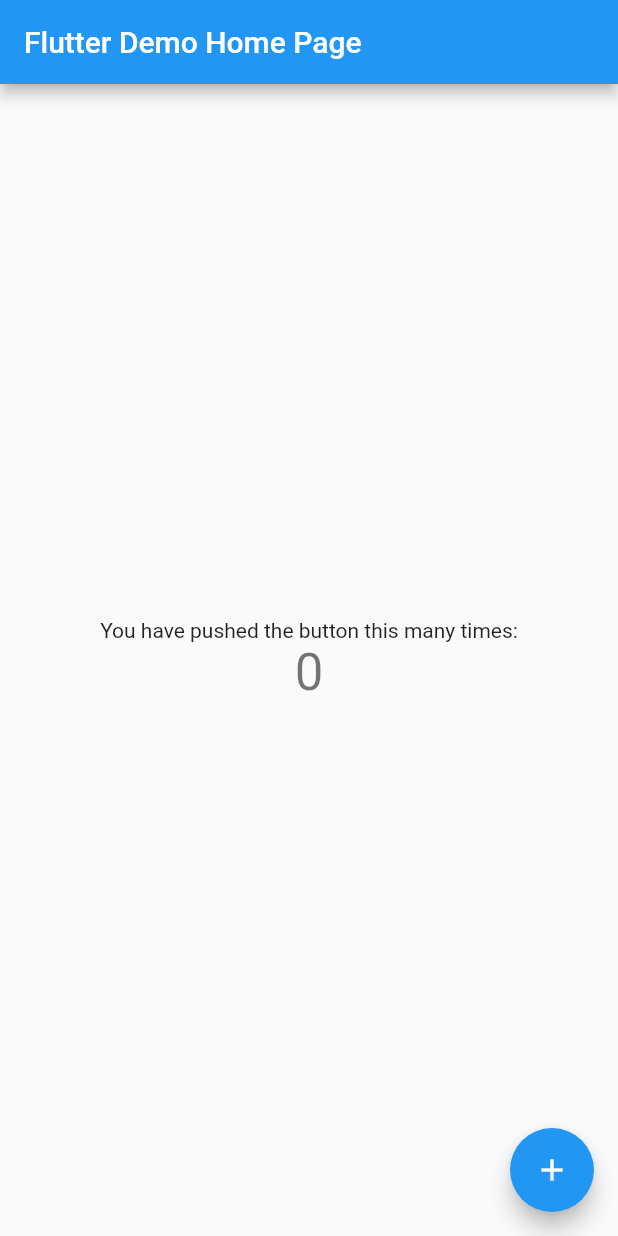
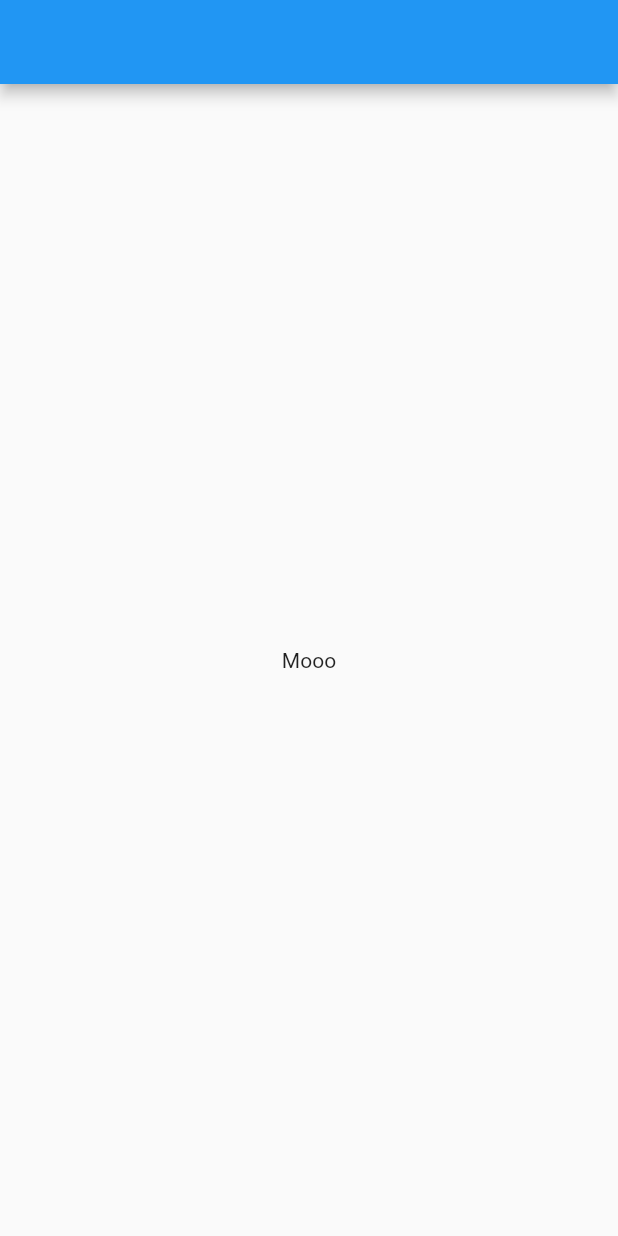
Before and after one commit to mohamed-rawash/braekingbad_flutter_with_bloc, a Flutter app: the screen it shows after launch, on a phone screen of 412 x 824 dp. Run offline on Flutter 3.47's test engine with Material 2 defaults, Android fonts, the phone set to English and light mode, and no system bars; our stand-ins replace bloc; statements that could not run were skipped.

Commit message:
added constance and Routes

```diff
--- /dev/null
+++ b/lib/app_router.dart
@@ -0,0 +1,15 @@
+import 'package:breaking_flutter/presentation/screens/character_details_screen.dart';
+import 'package:breaking_flutter/presentation/screens/characters_screen.dart';
+import 'package:breaking_flutter/uitls/constance/strings.dart';
+import 'package:flutter/material.dart';
+
+class AppRouter{
+  Route? generateRoute(RouteSettings settings) {
+    switch (settings.name) {
+      case charactersScreen:
+        return MaterialPageRoute(builder: (_) => const CharactersScreen());
+      case characterDetailsScreen:
+        return MaterialPageRoute(builder: (_) => const CharacterDetailsScreen());
+    }
+  }
+}
--- a/lib/main.dart
+++ b/lib/main.dart
@@ -1,122 +1,25 @@
 import 'package:bloc/bloc.dart';
 import 'package:breaking_flutter/businees_logic/bloc/bloc_observer.dart';
 import 'package:flutter/material.dart';
+
+import 'app_router.dart';
 
 void main() {
   BlocOverrides.runZoned(
     (){},
     blocObserver: SimpleBlocObserver(),
   );
-  runApp(const MyApp());
+  runApp(const BreakingBadApp());
 }
 
-class MyApp extends StatelessWidget {
-  const MyApp({Key? key}) : super(key: key);
+class BreakingBadApp extends StatelessWidget {
+   const BreakingBadApp({Key? key}) : super(key: key);
 
-  // This widget is the root of your application.
   @override
   Widget build(BuildContext context) {
     return MaterialApp(
       debugShowCheckedModeBanner: false,
-      title: 'Flutter Demo',
-      theme: ThemeData(
-        // This is the theme of your application.
-        //
-        // Try running your application with "flutter run". You'll see the
-        // application has a blue toolbar. Then, without quitting the app, try
-        // changing the primarySwatch below to Colors.green and then invoke
-        // "hot reload" (press "r" in the console where you ran "flutter run",
-        // or simply save your changes to "hot reload" in a Flutter IDE).
-        // Notice that the counter didn't reset back to zero; the application
-        // is not restarted.
-        primarySwatch: Colors.blue,
-      ),
-      home: const MyHomePage(title: 'Flutter Demo Home Page'),
+      onGenerateRoute: AppRouter().generateRoute,
     );
   }
 }
-
-class MyHomePage extends StatefulWidget {
-  const MyHomePage({Key? key, required this.title}) : super(key: key);
-
-  // This widget is the home page of your application. It is stateful, meaning
-  // that it has a State object (defined below) that contains fields that affect
-  // how it looks.
-
-  // This class is the configuration for the state. It holds the values (in this
-  // case the title) provided by the parent (in this case the App widget) and
-  // used by the build method of the State. Fields in a Widget subclass are
-  // always marked "final".
-
-  final String title;
-
-  @override
-  State<MyHomePage> createState() => _MyHomePageState();
-}
-
-class _MyHomePageState extends State<MyHomePage> {
-  int _counter = 0;
-
-  void _incrementCounter() {
-    setState(() {
-      // This call to setState tells the Flutter framework that something has
-      // changed in this State, which causes it to rerun the build method below
-      // so that the display can reflect the updated values. If we changed
-      // _counter without calling setState(), then the build method would not be
-      // called again, and so nothing would appear to happen.
-      _counter++;
-    });
-  }
-
-  @override
-  Widget build(BuildContext context) {
-    // This method is rerun every time setState is called, for instance as done
-    // by the _incrementCounter method above.
-    //
-    // The Flutter framework has been optimized to make rerunning build methods
-    // fast, so that you can just rebuild anything that needs updating rather
-    // than having to individually change instances of widgets.
-    return Scaffold(
-      appBar: AppBar(
-        // Here we take the value from the MyHomePage object that was created by
-        // the App.build method, and use it to set our appbar title.
-        title: Text(widget.title),
-      ),
-      body: Center(
-        // Center is a layout widget. It takes a single child and positions it
-        // in the middle of the parent.
-        child: Column(
-          // Column is also a layout widget. It takes a list of children and
-          // arranges them vertically. By default, it sizes itself to fit its
-          // children horizontally, and tries to be as tall as its parent.
-          //
-          // Invoke "debug painting" (press "p" in the console, choose the
-          // "Toggle Debug Paint" action from the Flutter Inspector in Android
-          // Studio, or the "Toggle Debug Paint" command in Visual Studio Code)
-          // to see the wireframe for each widget.
-          //
-          // Column has various properties to control how it sizes itself and
-          // how it positions its children. Here we use mainAxisAlignment to
-          // center the children vertically; the main axis here is the vertical
-          // axis because Columns are vertical (the cross axis would be
-          // horizontal).
-          mainAxisAlignment: MainAxisAlignment.center,
-          children: <Widget>[
-            const Text(
-              'You have pushed the button this many times:',
-            ),
-            Text(
-              '$_counter',
-              style: Theme.of(context).textTheme.headline4,
-            ),
-          ],
-        ),
-      ),
-      floatingActionButton: FloatingActionButton(
-        onPressed: _incrementCounter,
-        tooltip: 'Increment',
-        child: const Icon(Icons.add),
-      ), // This trailing comma makes auto-formatting nicer for build methods.
-    );
-  }
-}
--- /dev/null
+++ b/lib/presentation/screens/character_details_screen.dart
@@ -0,0 +1,16 @@
+import 'package:flutter/material.dart';
+
+
+class CharacterDetailsScreen extends StatelessWidget {
+  const CharacterDetailsScreen({Key? key}) : super(key: key);
+
+  @override
+  Widget build(BuildContext context) {
+    return Scaffold(
+      appBar: AppBar(),
+      body: Center(
+        child: Text('Mooo from details screen'),
+      ),
+    );
+  }
+}
--- /dev/null
+++ b/lib/presentation/screens/characters_screen.dart
@@ -0,0 +1,15 @@
+import 'package:flutter/material.dart';
+
+class CharactersScreen extends StatelessWidget {
+  const CharactersScreen({Key? key}) : super(key: key);
+
+  @override
+  Widget build(BuildContext context) {
+    return Scaffold(
+      appBar: AppBar(),
+      body: Center(
+        child: Text('Mooo'),
+      ),
+    );
+  }
+}
--- /dev/null
+++ b/lib/uitls/constance/colors.dart
@@ -0,0 +1,5 @@
+import 'package:flutter/material.dart';
+
+const myYellow = Color(0xFFffc107);
+const myBlack = Color(0xFF343a40);
+const myWhite = Color(0xFFe1e8eb);
--- /dev/null
+++ b/lib/uitls/constance/strings.dart
@@ -0,0 +1,6 @@
+// API and Endpoints
+const baseUrl = "https://www.breakingbadapi.com/api/";
+
+// Routes Names
+const charactersScreen = '/';
+const characterDetailsScreen = '/character_details';
--- a/pubspec.yaml
+++ b/pubspec.yaml
@@ -63,8 +63,8 @@
   uses-material-design: true
 
   # To add assets to your application, add an assets section, like this:
-  # assets:
-  #   - images/a_dot_burr.jpeg
+  assets:
+    - assets/images/
   #   - images/a_dot_ham.jpeg
 
   # An image asset can refer to one or more resolution-specific "variants", see
```
Also changed, not shown: 1 other file.
